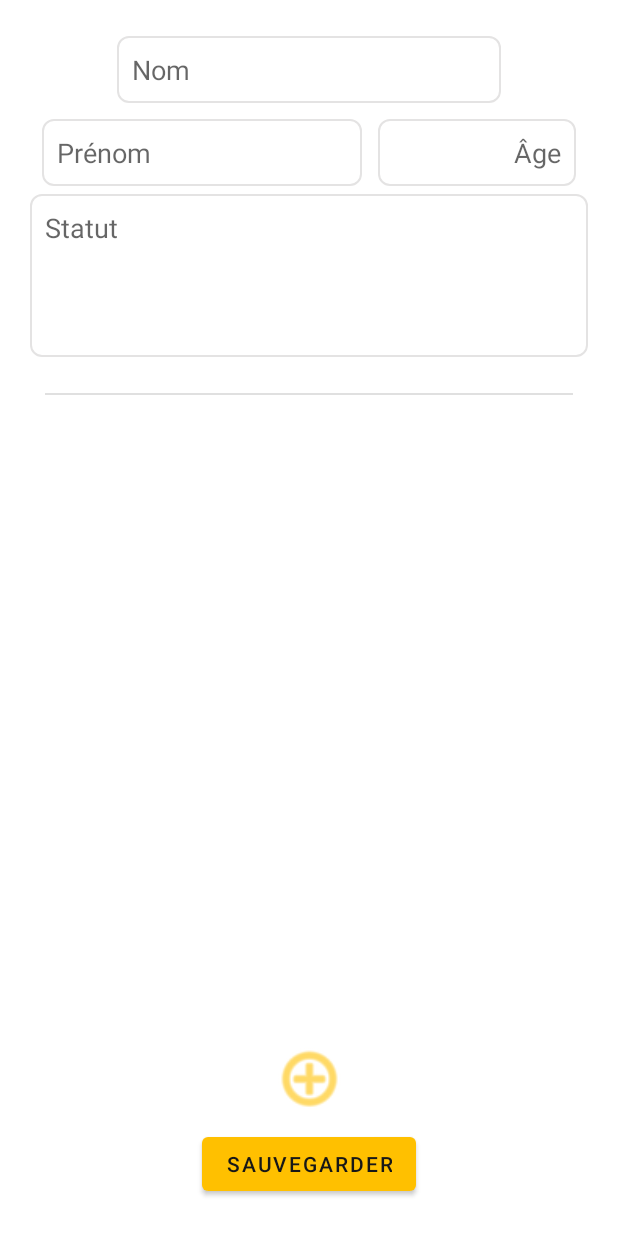
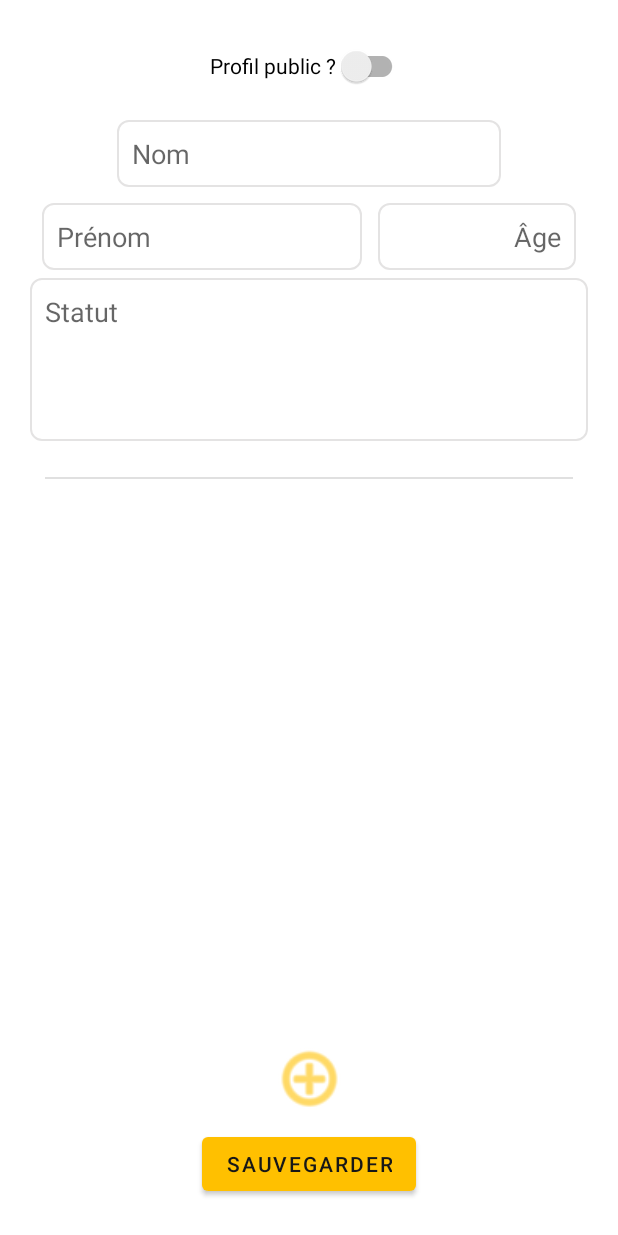
Before and after one commit to Emma-NVG/NearYou, an Android app: the layout fragment_profile_edit.xml on its own in the app's theme, with its tools: preview values and no code run, on a phone screen of 412 x 824 dp. Run offline under Robolectric (Android 15) with nearby library versions, the light colour scheme and no system bars.

Commit message:
-- Patch error on update user

```diff
--- a/front_end/app/src/main/java/com/example/nearyou/activity/fragment/profile/edit/ProfileEditFragment.kt
+++ b/front_end/app/src/main/java/com/example/nearyou/activity/fragment/profile/edit/ProfileEditFragment.kt
@@ -7,6 +7,7 @@ import android.view.ViewGroup
 import android.widget.Button
 import android.widget.EditText
 import android.widget.Toast
+import androidx.appcompat.widget.SwitchCompat
 import androidx.fragment.app.Fragment
 import androidx.navigation.fragment.findNavController
 import androidx.recyclerview.widget.LinearLayoutManager
@@ -35,6 +36,7 @@ class ProfileEditFragment : Fragment() {
         _binding = FragmentProfileEditBinding.inflate(inflater, container, false)
         val root: View = binding.root
 
+        val visibility: SwitchCompat = binding.isPublic
         val age: EditText = binding.age
         val name: EditText = binding.name
         val firstName: EditText = binding.firstname
@@ -42,6 +44,7 @@ class ProfileEditFragment : Fragment() {
         val addBtn: Button = binding.addBtn
         val saveBtn: Button = binding.saveBtn
 
+        visibility.isChecked = UserDAO.user?.is_public == 1
         age.setText(UserDAO.user?.age.toString())
         name.setText(UserDAO.user?.surname.toString())
         firstName.setText(UserDAO.user?.first_name.toString())
@@ -69,14 +72,14 @@ class ProfileEditFragment : Fragment() {
 
             if (listEmptyInput.isEmpty()) {
                 if (parseInt(age.text.toString()) < 130) {
-                    if (status.text.length > 150) {
+                    if (status.text.length < 150) {
                         CoroutineScope(Dispatchers.Main).launch {
                             val result = UserDAO.updateUserData(
                                     name.text.toString(),
                                     firstName.text.toString(),
                                     parseInt(age.text.toString()),
                                     status.text.toString(),
-                                    true,
+                                    visibility.isChecked,
                                     mutableListLink.filter { it.link.isNotBlank() }.toTypedArray()
                             )
 
--- a/front_end/app/src/main/res/layout/fragment_profile_edit.xml
+++ b/front_end/app/src/main/res/layout/fragment_profile_edit.xml
@@ -7,17 +7,27 @@
     tools:context=".activity.fragment.profile.edit.ProfileEditFragment">
 
 
+    <androidx.appcompat.widget.SwitchCompat
+        android:id="@+id/is_public"
+        android:layout_width="wrap_content"
+        android:layout_height="wrap_content"
+        android:layout_marginTop="20dp"
+        android:text="@string/account_visibility"
+        app:layout_constraintEnd_toEndOf="parent"
+        app:layout_constraintStart_toStartOf="parent"
+        app:layout_constraintTop_toTopOf="parent" />
+
     <androidx.constraintlayout.widget.ConstraintLayout
         android:id="@+id/container_identity"
         android:layout_width="match_parent"
         android:layout_height="wrap_content"
         android:layout_marginStart="8dp"
-        android:layout_marginTop="24dp"
+        android:layout_marginTop="12dp"
         android:layout_marginEnd="8dp"
         app:layout_constraintBottom_toTopOf="@+id/status"
         app:layout_constraintEnd_toEndOf="parent"
         app:layout_constraintStart_toStartOf="parent"
-        app:layout_constraintTop_toTopOf="parent">
+        app:layout_constraintTop_toBottomOf="@+id/is_public">
 
         <EditText
             android:id="@+id/name"
--- a/front_end/app/src/main/res/values/strings.xml
+++ b/front_end/app/src/main/res/values/strings.xml
@@ -70,4 +70,6 @@
     <string name="force_logout">Vous avez été déconnecté car vos identifiants ont du être changé…</string>
     <string name="user_data_updated">Modifications enregistrées !</string>
     <string name="user_data_unhautorized">Vous n\'êtes pas autorisé à modifier ce profil !</string>
+
+    <string name="account_visibility">Profil public ?</string>
 </resources>
```
Also changed, not shown: 1 other file.
